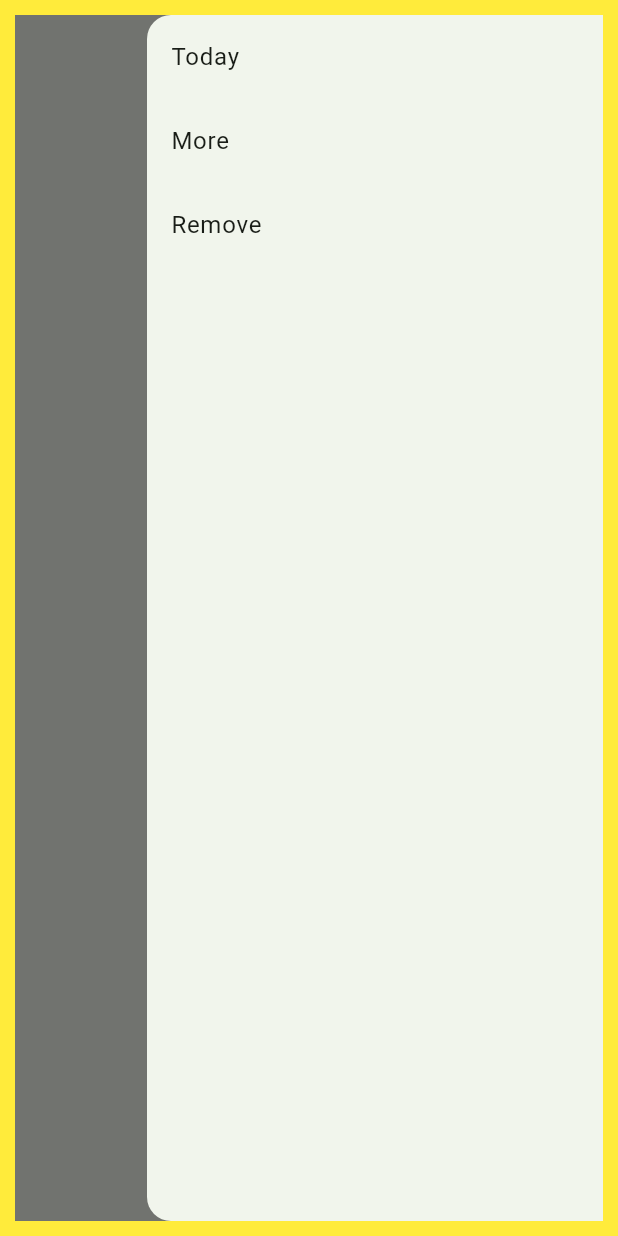
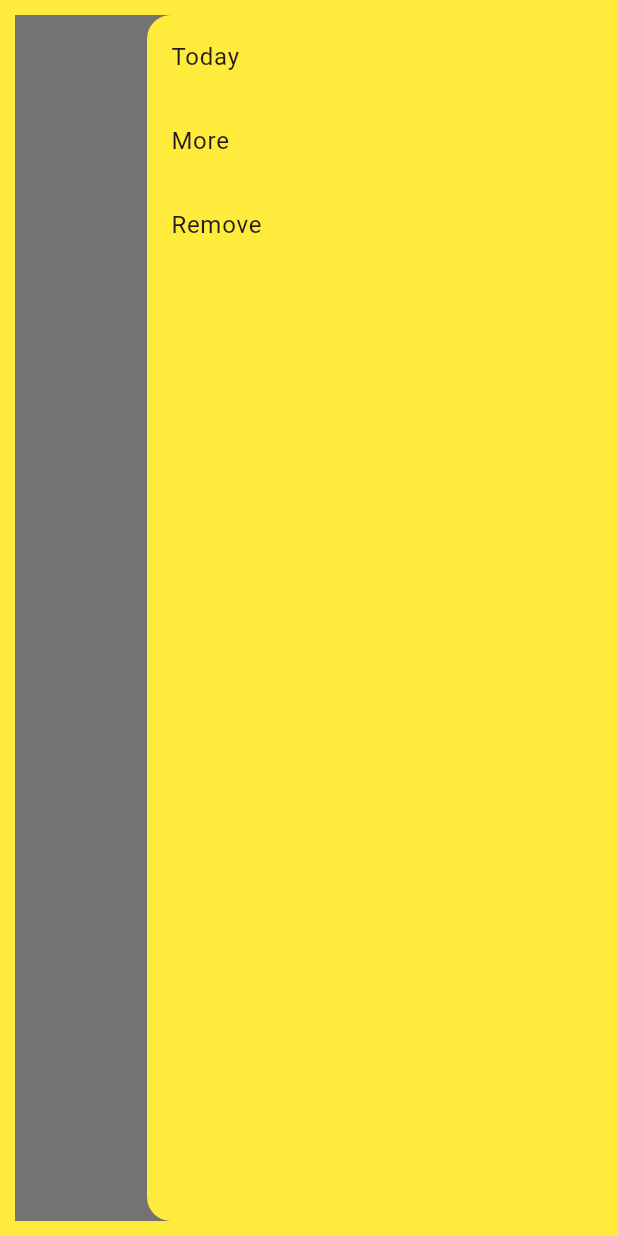
Before and after one commit to tamimiqbalfysal/today, a Flutter app: the screen it shows after launch, after a tap on the "menu" icon, after a tap on "Remove", on a phone screen of 412 x 824 dp. Run offline on Flutter 3.47's test engine with Material 3 defaults, Android fonts, the phone set to English and light mode, and no system bars.

Commit message:
Black burger

```diff
--- a/lib/main.dart
+++ b/lib/main.dart
@@ -16,7 +16,7 @@ class MyApp extends StatelessWidget {
     return MaterialApp(
       title: 'Flutter Demo',
       theme: ThemeData(
-        colorScheme: ColorScheme.fromSeed(seedColor: Colors.green),
+        colorScheme: ColorScheme.fromSeed(seedColor: Colors.black),
         useMaterial3: true,
       ),
       home: const MyHomePage(title: ''),
@@ -27,23 +27,22 @@ class MyApp extends StatelessWidget {
 
 class MyHomePage extends StatefulWidget {
   const MyHomePage({super.key, required this.title});
-
   final String title;
 
   @override
-  State<MyHomePage> createState() => _MyHomePageState();
+  State createState() => MyHomePageState();
 }
 
-class _MyHomePageState extends State<MyHomePage> {
+class MyHomePageState extends State<MyHomePage> {
   List<Product> bookmarkedProducts = [Product(name: 'Thanku G')];
 
-  void _handleBookmarkedProducts(List<Product> newProducts) {
+  void handleBookmarkedProducts(List<Product> newProducts) {
     setState(() {
       bookmarkedProducts.addAll(newProducts); // Add new products to the existing list
     });
   }
 
-  void _removeTopItem() {
+  void removeTopItem() {
     setState(() {
       if (bookmarkedProducts.isNotEmpty) {
         bookmarkedProducts.removeAt(0); // Remove the first item in the list
@@ -60,12 +59,13 @@ class _MyHomePageState extends State<MyHomePage> {
       child: Scaffold(
         appBar: AppBar(
           title: Text(widget.title),
+          iconTheme: IconThemeData(color: Colors.black), // Change drawer icon color to yellow
         ),
         endDrawer: Drawer(
+          backgroundColor: Colors.yellow, // Change drawer color to yellow
           child: ListView(
             padding: EdgeInsets.zero,
-            children: <Widget>[
-              // Drawer header removed
+            children: [
               ListTile(
                 title: Text('Today'),
                 onTap: () {
@@ -94,13 +94,13 @@ class _MyHomePageState extends State<MyHomePage> {
                   Navigator.push(
                     context,
                     MaterialPageRoute(builder: (context) => NewPage()),
-                  ).then((value) => _handleBookmarkedProducts(value));
+                  ).then((value) => handleBookmarkedProducts(value));
                 },
               ),
               // Remove button at the bottom
               ListTile(
                 title: Text('Remove'),
-                onTap: _removeTopItem,
+                onTap: removeTopItem,
               ),
             ],
           ),
@@ -108,7 +108,7 @@ class _MyHomePageState extends State<MyHomePage> {
         body: Center(
           child: Column(
             mainAxisAlignment: MainAxisAlignment.center,
-            children: <Widget>[
+            children: [
               // Removed the Text widget displaying the counter
             ],
           ),
```
